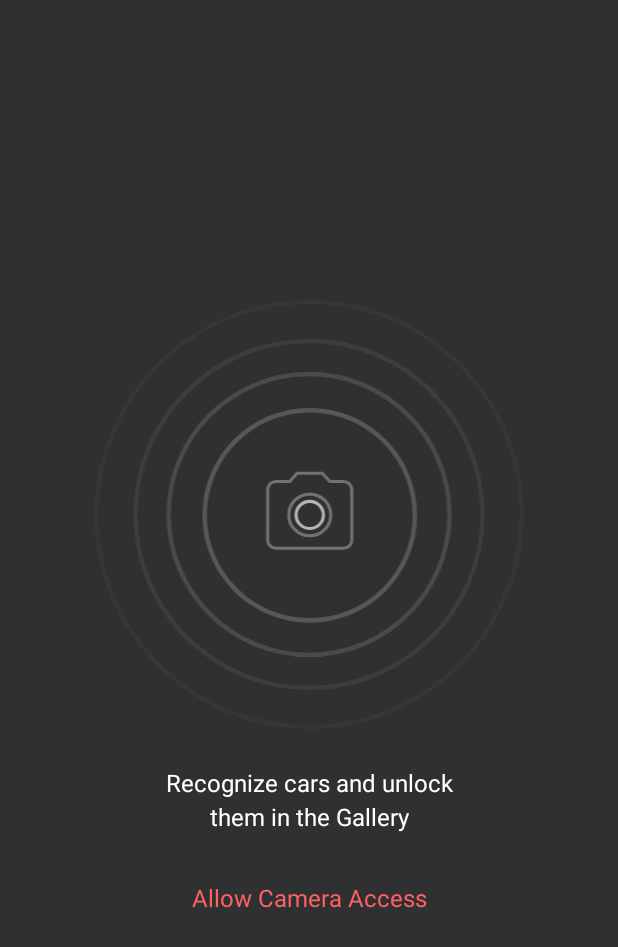
After one commit to netguru/CarLens-Android, an Android app: the layout camera_activity_permission.xml on its own in the app's theme, with its tools: preview values and no code run, on a phone screen of 412 x 824 dp. The commit adds this screen. Shown: the top 947 px of the screen. Run offline under Robolectric (Android 15) with nearby library versions, the phone set to English and light mode, and no system bars.

Commit message:
Implement permission screen

```diff
--- a/app/src/main/kotlin/co/netguru/android/carrecognition/data/ar/ArActivityUtils.kt
+++ b/app/src/main/kotlin/co/netguru/android/carrecognition/data/ar/ArActivityUtils.kt
@@ -119,20 +119,26 @@ object ArActivityUtils {
         return session
     }
 
-    fun processPermissionResult(activity: Activity) {
+    fun processPermissionResult(
+            activity: Activity,
+            onPermissionGranted: () -> Unit,
+            onPermissionDenied: () -> Unit
+    )
+    {
+        if (hasCameraPermission(activity)) {
+            onPermissionGranted()
+        } else {
+            onPermissionDenied()
+        }
+    }
+
+    fun requestPermissionWithRationale(activity: Activity, requestCode: Int) {
         if (!hasCameraPermission(activity)) {
             if (!shouldShowRequestPermissionRationale(activity)) {
-                // Permission denied with checking "Do not ask again".
                 launchPermissionSettings(activity)
             } else {
-                //TODO: change this according to design when design is available
-                Toast.makeText(
-                    activity,
-                    "Camera permission is needed to run this application",
-                    Toast.LENGTH_LONG
-                ).show()
+                requestCameraPermission(activity, requestCode)
             }
-            activity.finish()
         }
     }
 
@@ -148,7 +154,7 @@ object ArActivityUtils {
     /**
      * Check to see we have the necessary permissions for this app.
      */
-    private fun hasCameraPermission(activity: Activity): Boolean {
+    fun hasCameraPermission(activity: Activity): Boolean {
         return ContextCompat.checkSelfPermission(
             activity,
             Manifest.permission.CAMERA
--- a/app/src/main/kotlin/co/netguru/android/carrecognition/feature/camera/CameraActivity.kt
+++ b/app/src/main/kotlin/co/netguru/android/carrecognition/feature/camera/CameraActivity.kt
@@ -21,13 +21,13 @@ import dagger.android.AndroidInjection
 import kotlinx.android.synthetic.main.camera_activity_bottom_sheet.*
 import kotlinx.android.synthetic.main.camera_activity_container.*
 import kotlinx.android.synthetic.main.camera_activity_content.*
+import kotlinx.android.synthetic.main.camera_activity_permission.*
 import timber.log.Timber
 import java.util.*
 import javax.inject.Inject
 
 
 class CameraActivity : MvpActivity<CameraContract.View, CameraContract.Presenter>(), CameraContract.View {
-
 
     @Inject
     lateinit var cameraPresenter: CameraPresenter
@@ -54,6 +54,7 @@ class CameraActivity : MvpActivity<CameraContract.View, CameraContract.Presenter
         setContentView(co.netguru.android.carrecognition.R.layout.camera_activity_container)
         setPresenter(createPresenter())
 
+
         arSceneView.planeRenderer.isEnabled = false
 
         bottomSheetBehavior.state = BottomSheetBehavior.STATE_HIDDEN
@@ -70,22 +71,26 @@ class CameraActivity : MvpActivity<CameraContract.View, CameraContract.Presenter
             }
         })
 
+        permissionButton.setOnClickListener {
+            ArActivityUtils.requestPermissionWithRationale(this, RC_PERMISSIONS)
+        }
+
         ArActivityUtils.requestCameraPermission(this, RC_PERMISSIONS)
     }
 
     override fun onResume() {
         super.onResume()
-        presenter.attachView(this)
+        if (ArActivityUtils.hasCameraPermission(this)) {
+            presenter.onPermissionGranted()
+        }
         installRequested = ArActivityUtils.initARView(arSceneView, this, installRequested)
         frameStreamEnabled(true)
     }
 
     override fun onPause() {
         super.onPause()
-        presenter.detachView()
         recognitionIndicatorAnimator?.cancel()
         recognitionIndicatorAnimator = null
-
         arSceneView.pause()
     }
 
@@ -102,7 +107,19 @@ class CameraActivity : MvpActivity<CameraContract.View, CameraContract.Presenter
     override fun onRequestPermissionsResult(
         requestCode: Int, permissions: Array<String>, results: IntArray
     ) {
-        ArActivityUtils.processPermissionResult(this)
+        ArActivityUtils.processPermissionResult(this, presenter::onPermissionGranted, presenter::onPermissionDeclined)
+    }
+
+    override fun showRecognitionUi() {
+        permissions.visibility = View.GONE
+        bottom_sheet.visibility = View.VISIBLE
+        camera_content.visibility = View.VISIBLE
+    }
+
+    override fun showPermissionUi() {
+        bottom_sheet.visibility = View.GONE
+        camera_content.visibility = View.GONE
+        permissions.visibility = View.VISIBLE
     }
 
     override fun createAnchor(hitPoint: HitResult, car: Car) {
--- a/app/src/main/kotlin/co/netguru/android/carrecognition/feature/camera/CameraContract.kt
+++ b/app/src/main/kotlin/co/netguru/android/carrecognition/feature/camera/CameraContract.kt
@@ -18,10 +18,14 @@ interface CameraContract {
         fun tryAttachPin(randomFieldPercentage: Int)
         fun updateRecognitionIndicatorLabel(status: CameraPresenter.RecognitionLabel)
         fun showCouldNotAttachPinError()
+        fun showRecognitionUi()
+        fun showPermissionUi()
     }
     interface Presenter: MvpPresenter<View> {
         fun processHitResult(hitPoint: HitResult?)
         fun frameUpdated()
         fun bottomSheetHidden()
+        fun onPermissionGranted()
+        fun onPermissionDeclined()
     }
 }
--- a/app/src/main/kotlin/co/netguru/android/carrecognition/feature/camera/CameraPresenter.kt
+++ b/app/src/main/kotlin/co/netguru/android/carrecognition/feature/camera/CameraPresenter.kt
@@ -89,6 +89,18 @@ class CameraPresenter @Inject constructor(private val tFlowRecognizer: TFlowReco
         }
     }
 
+    override fun onPermissionGranted() {
+        ifViewAttached {
+            it.showRecognitionUi()
+        }
+    }
+
+    override fun onPermissionDeclined() {
+        ifViewAttached {
+            it.showPermissionUi()
+        }
+    }
+
     private fun processFrame(image: Image) {
         if (processing) {
             return
--- /dev/null
+++ b/app/src/main/res/color/permission_button_color_selector.xml
@@ -0,0 +1,5 @@
+<?xml version="1.0" encoding="utf-8"?>
+<selector xmlns:android="http://schemas.android.com/apk/res/android">
+    <item android:color="@color/permission_font_color" android:state_pressed="true" />
+    <item android:color="@color/permission_grant_font_color" />
+</selector>
--- /dev/null
+++ b/app/src/main/res/drawable/permission_camera_image.xml
@@ -0,0 +1,54 @@
+<?xml version="1.0" encoding="utf-8"?>
+<vector xmlns:android="http://schemas.android.com/apk/res/android"
+    android:width="287dp"
+    android:height="287dp"
+    android:viewportWidth="287"
+    android:viewportHeight="287">
+
+    <group
+            android:translateX="-44.000000"
+            android:translateY="-210.000000">
+        <group
+                android:translateX="46.000000"
+                android:translateY="212.000000">
+            <path
+                android:fillAlpha="0.300000012"
+                android:strokeColor="#B5B5B5"
+                android:strokeAlpha="0.300000012"
+                android:strokeWidth="3"
+                android:pathData="M 142 72 C 180.659932488 72 212 103.340067512 212 142 C 212 180.659932488 180.659932488 212 142 212 C 103.340067512 212 72 180.659932488 72 142 C 72 103.340067512 103.340067512 72 142 72 Z" />
+            <path
+                android:fillAlpha="0.200000003"
+                android:strokeColor="#B5B5B5"
+                android:strokeAlpha="0.200000003"
+                android:strokeWidth="3"
+                android:pathData="M 141.5 48 C 193.138624109 48 235 89.8613758908 235 141.5 C 235 193.138624109 193.138624109 235 141.5 235 C 89.8613758908 235 48 193.138624109 48 141.5 C 48 89.8613758908 89.8613758908 48 141.5 48 Z" />
+            <path
+                android:fillAlpha="0.100000001"
+                android:strokeColor="#B5B5B5"
+                android:strokeAlpha="0.100000001"
+                android:strokeWidth="3"
+                android:pathData="M 141.5 26 C 205.288888605 26 257 77.7111113945 257 141.5 C 257 205.288888605 205.288888605 257 141.5 257 C 77.7111113945 257 26 205.288888605 26 141.5 C 26 77.7111113945 77.7111113945 26 141.5 26 Z" />
+            <path
+                android:fillAlpha="0.049999997"
+                android:strokeColor="#B5B5B5"
+                android:strokeAlpha="0.049999997"
+                android:strokeWidth="3"
+                android:pathData="M 141.5 0 C 219.648292101 0 283 63.3517078989 283 141.5 C 283 219.648292101 219.648292101 283 141.5 283 C 63.3517078989 283 0 219.648292101 0 141.5 C 0 63.3517078989 63.3517078989 0 141.5 0 Z" />
+            <group
+                    android:translateX="114.000000"
+                    android:translateY="114.000000">
+                <path
+                    android:strokeColor="#B5B5B5"
+                    android:strokeWidth="2.09999996"
+                    android:pathData="M 28 18.75000002 C 33.0257912235 18.75000002 37.1 22.7918738072 37.1 27.7777778 C 37.1 32.7636817928 33.0257912235 36.80555558 28 36.80555558 C 22.9742087765 36.80555558 18.9 32.7636817928 18.9 27.7777778 C 18.9 22.7918738072 22.9742087765 18.75000002 28 18.75000002 Z" />
+                <path
+                    android:fillAlpha="0.5"
+                    android:strokeColor="#B5B5B5"
+                    android:strokeAlpha="0.5"
+                    android:strokeWidth="2.09999996"
+                    android:pathData="M19.6,0 L14.7,5.55555556 L5.6,5.55555556 C2.506,5.55555556 0,8.04166667 0,11.1111111 L0,44.4444444 C0,47.5138889 2.506,50 5.6,50 L50.4,50 C53.494,50 56,47.5138889 56,44.4444444 L56,11.1111111 C56,8.04166667 53.494,5.55555556 50.4,5.55555556 L41.3,5.55555556 L36.4,0 L19.6,0 Z M28,41.6666667 C20.272,41.6666667 14,35.4444444 14,27.7777778 C14,20.1111111 20.272,13.8888889 28,13.8888889 C35.728,13.8888889 42,20.1111111 42,27.7777778 C42,35.4444444 35.728,41.6666667 28,41.6666667 Z" />
+            </group>
+        </group>
+    </group>
+</vector>
--- a/app/src/main/res/layout/camera_activity_container.xml
+++ b/app/src/main/res/layout/camera_activity_container.xml
@@ -5,10 +5,9 @@
     android:layout_height="match_parent"
     tools:context="co.netguru.android.carrecognition.feature.camera.CameraActivity">
 
-
     <!-- include main content -->
     <include
-        android:id="@+id/content"
+        android:id="@+id/camera_content"
         layout="@layout/camera_activity_content" />
 
     <!-- include bottom sheet -->
@@ -16,4 +15,10 @@
         android:id="@+id/bottom_sheet"
         layout="@layout/camera_activity_bottom_sheet" />
 
+    <!-- include permission content -->
+    <include
+        android:id="@+id/permissions"
+        android:visibility="gone"
+        layout="@layout/camera_activity_permission" />
+
 </android.support.design.widget.CoordinatorLayout>
--- /dev/null
+++ b/app/src/main/res/layout/camera_activity_permission.xml
@@ -0,0 +1,69 @@
+<?xml version="1.0" encoding="utf-8"?>
+<android.support.constraint.ConstraintLayout xmlns:android="http://schemas.android.com/apk/res/android"
+    xmlns:app="http://schemas.android.com/apk/res-auto"
+    android:layout_width="match_parent"
+    android:layout_height="match_parent"
+    android:background="@color/permission_background">
+
+    <android.support.constraint.Guideline
+        android:id="@+id/left_margin"
+        android:layout_width="wrap_content"
+        android:layout_height="wrap_content"
+        android:orientation="vertical"
+        app:layout_constraintGuide_end="39dp"
+        app:layout_constraintGuide_percent="0.85" />
+
+    <android.support.constraint.Guideline
+        android:id="@+id/right_margin"
+        android:layout_width="wrap_content"
+        android:layout_height="wrap_content"
+        android:orientation="vertical"
+        app:layout_constraintGuide_end="39dp"
+        app:layout_constraintGuide_percent="0.15" />
+
+    <android.support.v7.widget.AppCompatImageView
+        android:id="@+id/permissionImage"
+        android:layout_width="0dp"
+        android:layout_height="wrap_content"
+        app:layout_constraintBottom_toTopOf="@+id/permissionText"
+        app:layout_constraintEnd_toStartOf="@+id/left_margin"
+        app:layout_constraintRight_toLeftOf="@id/right_margin"
+        app:layout_constraintStart_toStartOf="@+id/right_margin"
+        app:layout_constraintTop_toTopOf="parent"
+        app:layout_constraintVertical_chainStyle="packed"
+        app:srcCompat="@drawable/permission_camera_image" />
+
+    <TextView
+        android:id="@+id/permissionText"
+        android:layout_width="0dp"
+        android:layout_height="wrap_content"
+        android:layout_marginEnd="@dimen/margin_medium"
+        android:layout_marginStart="@dimen/margin_medium"
+        android:layout_marginTop="@dimen/margin_xlarge"
+        android:gravity="center"
+        android:text="@string/permission_camera_text"
+        android:textColor="@color/permission_font_color"
+        android:textSize="16sp"
+        android:lineSpacingMultiplier="1.2"
+        app:layout_constraintBottom_toTopOf="@+id/permissionButton"
+        app:layout_constraintEnd_toEndOf="@+id/permissionImage"
+        app:layout_constraintStart_toStartOf="@+id/permissionImage"
+        app:layout_constraintTop_toBottomOf="@+id/permissionImage" />
+
+    <TextView
+        android:id="@+id/permissionButton"
+        android:layout_width="wrap_content"
+        android:layout_height="wrap_content"
+        android:layout_marginEnd="@dimen/margin_small"
+        android:layout_marginStart="@dimen/margin_small"
+        android:layout_marginTop="@dimen/margin_medium"
+        android:padding="@dimen/padding_medium"
+        android:text="@string/permission_camera_button"
+        android:textColor="@color/permission_button_color_selector"
+        android:textSize="16sp"
+        app:layout_constraintBottom_toBottomOf="parent"
+        app:layout_constraintEnd_toEndOf="@+id/permissionImage"
+        app:layout_constraintStart_toStartOf="@+id/permissionImage"
+        app:layout_constraintTop_toBottomOf="@+id/permissionText" />
+
+</android.support.constraint.ConstraintLayout>
--- a/app/src/main/res/values/colors.xml
+++ b/app/src/main/res/values/colors.xml
@@ -12,4 +12,8 @@
     <color name="subtitle">#9BB3C6</color>
     <color name="black">#000</color>
     <color name="pin_background_color">#c0ffffff</color>
+
+    <color name="permission_background">#2F3031</color>
+    <color name="permission_font_color">#FFFFFF</color>
+    <color name="permission_grant_font_color">#FF6163</color>
 </resources>
--- a/app/src/main/res/values/strings.xml
+++ b/app/src/main/res/values/strings.xml
@@ -40,4 +40,8 @@
     <string name="recognition_indicator_detection_in_progress">Recognizing</string>
     <string name="recognition_indicator_put_car_in_center">Put car in the center</string>
     <string name="could_not_attach_pin_error">Could not attach pin, please try again</string>
+
+
+    <string name="permission_camera_button">Allow Camera Access</string>
+    <string name="permission_camera_text">Recognize cars and unlock\nthem in the Gallery</string>
 </resources>
```
Also changed, not shown: 1 other file.
